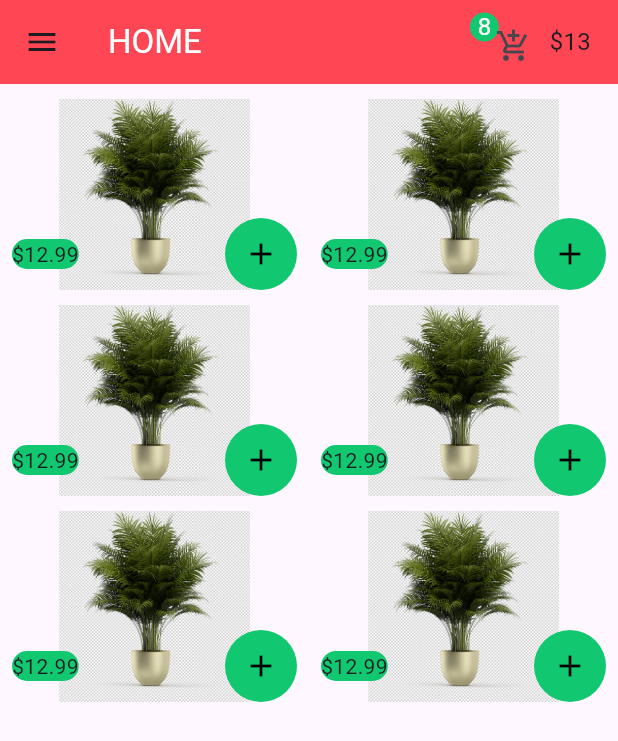
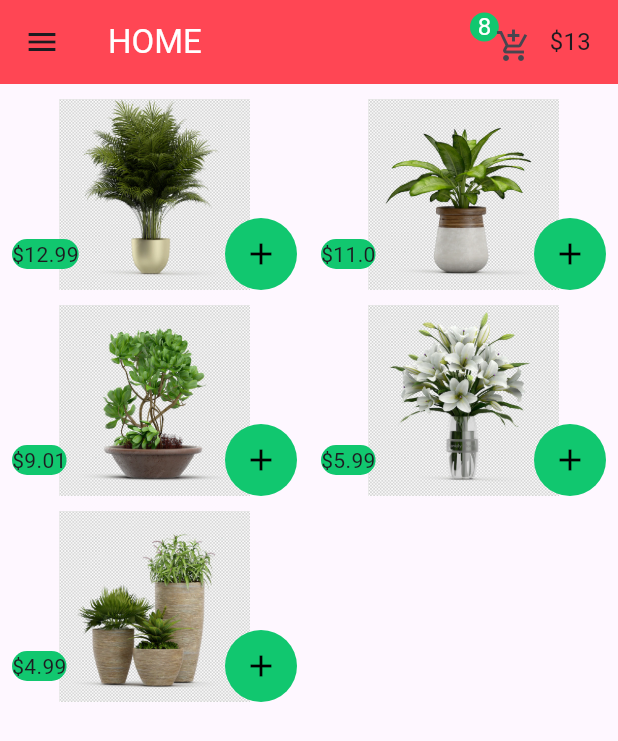
Before and after one commit to Diaf-Abderrahmane/flower_app, a Flutter app: the screen it shows after launch, on a phone screen of 412 x 824 dp. Shown: the top 741 px of the screen. Run offline on Flutter 3.47's test engine with Material 3 defaults, Android fonts, the phone set to English and light mode, and no system bars.

Commit message:
List of flowers ( model + logic )

```diff
--- /dev/null
+++ b/lib/model/item.dart
@@ -0,0 +1,14 @@
+class Item {
+  String imgUrl;
+  double price;
+
+  Item({required this.imgUrl, required this.price});
+}
+
+List items = [
+  Item(imgUrl: "1.webp", price: 12.99),
+  Item(imgUrl: "2.webp", price: 11.00),
+  Item(imgUrl: "3.webp", price: 9.01),
+  Item(imgUrl: "4.webp", price: 5.99),
+  Item(imgUrl: "5.webp", price: 4.99),
+];
--- a/lib/pages/home.dart
+++ b/lib/pages/home.dart
@@ -1,11 +1,10 @@
 // ignore_for_file: prefer_const_constructors, prefer_const_literals_to_create_immutables, sort_child_properties_last
 
+import 'package:flower_app/model/item.dart';
 import 'package:flower_app/shared%20widgets/colors.dart';
 import 'package:flutter/material.dart';
 
 class Home extends StatelessWidget {
-  const Home({super.key});
-
   @override
   Widget build(BuildContext context) {
     return SafeArea(
@@ -18,7 +17,7 @@ class Home extends StatelessWidget {
             crossAxisSpacing: 0,
             mainAxisSpacing: 0,
           ),
-          itemCount: 6,
+          itemCount: items.length,
           itemBuilder: (BuildContext context, int index) {
             return GestureDetector(
               onTap: () {},
@@ -33,7 +32,8 @@ class Home extends StatelessWidget {
                       // cliprect to add curve
                       child: ClipRRect(
                           borderRadius: BorderRadius.circular(0),
-                          child: Image.asset("assets/img/1.webp")),
+                          child:
+                              Image.asset("assets/img/${items[index].imgUrl}")),
                     ),
                   ],
                 ),
@@ -53,7 +53,7 @@ class Home extends StatelessWidget {
                     decoration: BoxDecoration(
                         color: valBlue,
                         borderRadius: BorderRadius.circular(50)),
-                    child: Text("\$12.99"),
+                    child: Text("\$${items[index].price}"),
                   ),
                   title: Text(""),
                 ),
```
